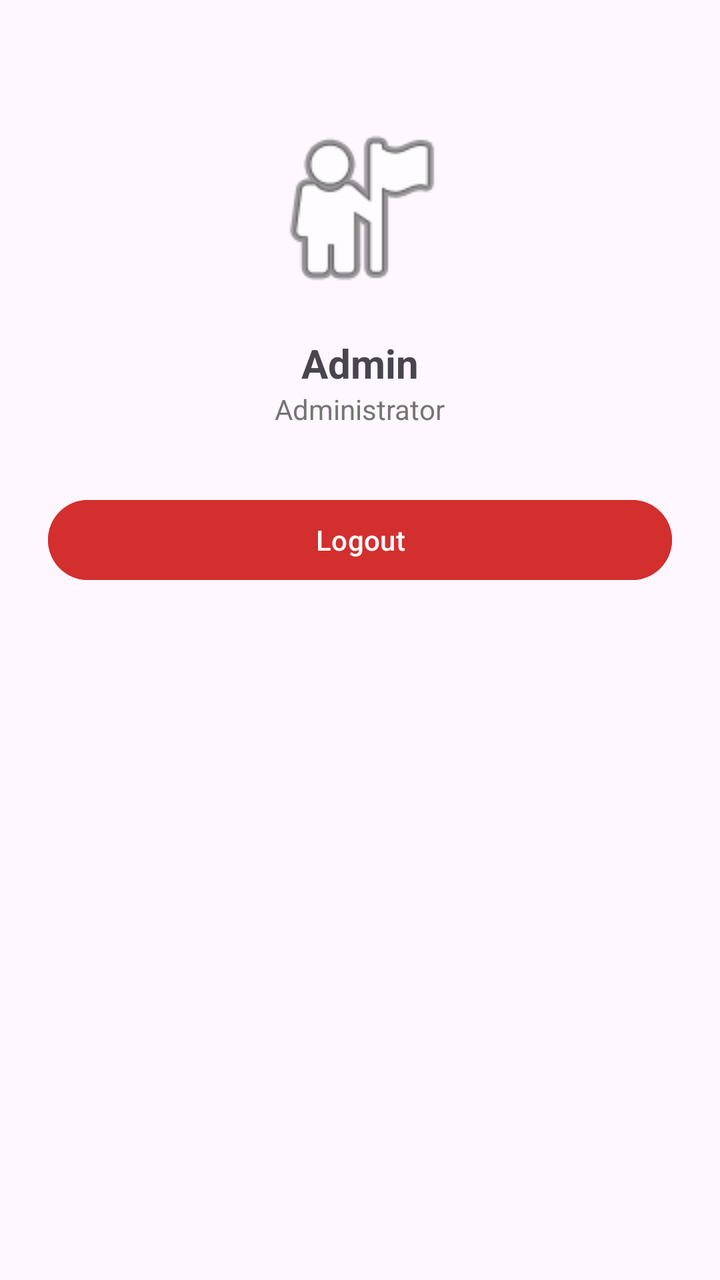
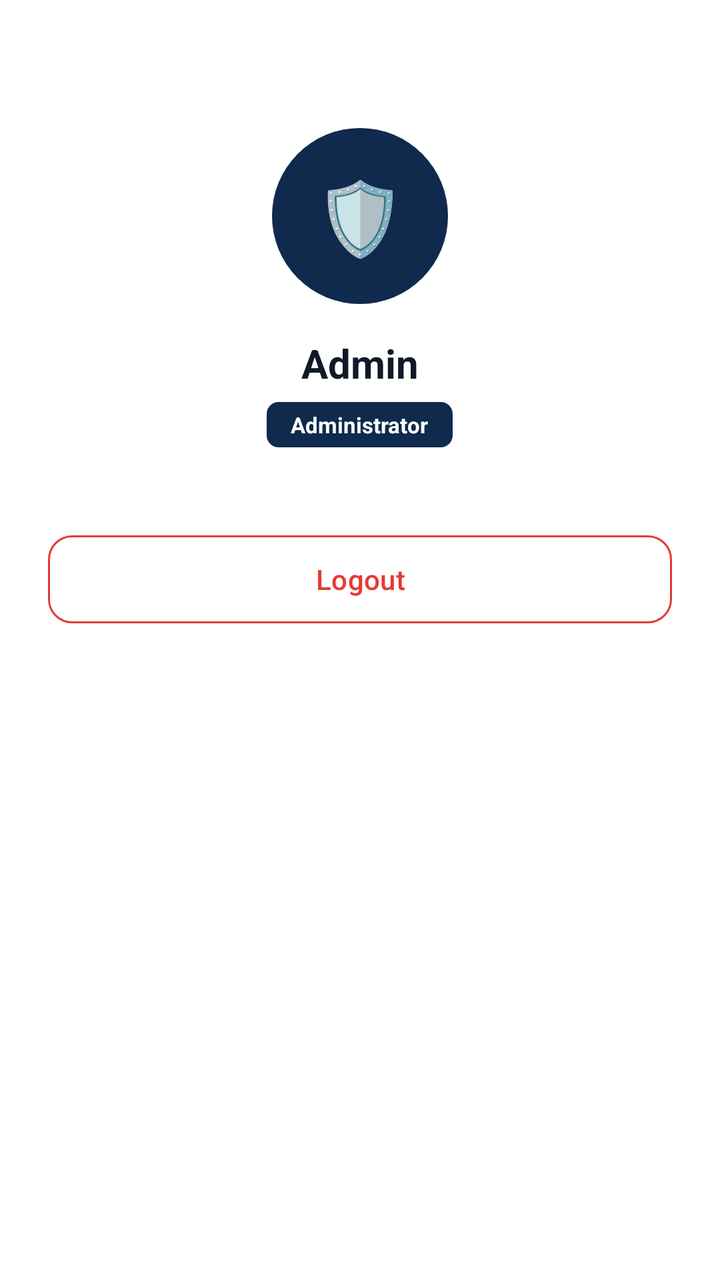

Before-and-after screenshots of an Android layout around one commit, followed by the original layout XML and the change that was made.
<!-- AndroidManifest.xml: application theme Theme.Proyek_MDP -->
<!-- res/layout/fragment_admin_profile.xml -->
<?xml version="1.0" encoding="utf-8"?>
<LinearLayout xmlns:android="http://schemas.android.com/apk/res/android"
    android:layout_width="match_parent"
    android:layout_height="match_parent"
    android:orientation="vertical"
    android:gravity="center_horizontal"
    android:padding="24dp">

    <ImageView
        android:layout_width="96dp"
        android:layout_height="96dp"
        android:layout_marginTop="32dp"
        android:layout_marginBottom="16dp"
        android:src="@android:drawable/ic_menu_myplaces"
        android:contentDescription="Admin avatar"/>

    <TextView
        android:id="@+id/tvAdminUsername"
        android:layout_width="wrap_content"
        android:layout_height="wrap_content"
        android:text="Admin"
        android:textSize="20sp"
        android:textStyle="bold"/>

    <TextView
        android:id="@+id/tvAdminRole"
        android:layout_width="wrap_content"
        android:layout_height="wrap_content"
        android:text="Administrator"
        android:textSize="14sp"
        android:textColor="#757575"
        android:layout_marginBottom="32dp"/>

    <Button
        android:id="@+id/btnLogout"
        android:layout_width="match_parent"
        android:layout_height="wrap_content"
        android:text="Logout"
        android:backgroundTint="#D32F2F"
        android:textColor="#FFFFFF"/>

</LinearLayout>
<!-- resources referenced by this layout -->
<resources>
  <style name="Theme.Proyek_MDP" parent="Base.Theme.Proyek_MDP" />
  <style name="Base.Theme.Proyek_MDP" parent="Theme.Material3.DayNight.NoActionBar">
          
          
      </style>
</resources>

<!-- the commit's change to res/layout/fragment_admin_profile.xml (unified diff, before → after) -->
@@ -1,24 +1,29 @@
 <?xml version="1.0" encoding="utf-8"?>
 <LinearLayout xmlns:android="http://schemas.android.com/apk/res/android"
+    xmlns:app="http://schemas.android.com/apk/res-auto"
     android:layout_width="match_parent"
     android:layout_height="match_parent"
+    android:background="#FFFFFF"
+    android:gravity="center_horizontal"
     android:orientation="vertical"
-    android:gravity="center_horizontal"
     android:padding="24dp">
 
-    <ImageView
-        android:layout_width="96dp"
-        android:layout_height="96dp"
-        android:layout_marginTop="32dp"
+    <TextView
+        android:layout_width="88dp"
+        android:layout_height="88dp"
+        android:layout_marginTop="40dp"
         android:layout_marginBottom="16dp"
-        android:src="@android:drawable/ic_menu_myplaces"
-        android:contentDescription="Admin avatar"/>
+        android:background="@drawable/bg_circle_navy"
+        android:gravity="center"
+        android:text="🛡️"
+        android:textSize="36sp"/>
 
     <TextView
         android:id="@+id/tvAdminUsername"
         android:layout_width="wrap_content"
         android:layout_height="wrap_content"
         android:text="Admin"
+        android:textColor="#111827"
         android:textSize="20sp"
         android:textStyle="bold"/>
 
@@ -26,17 +31,26 @@
         android:id="@+id/tvAdminRole"
         android:layout_width="wrap_content"
         android:layout_height="wrap_content"
+        android:layout_marginTop="6dp"
+        android:layout_marginBottom="40dp"
+        android:background="@drawable/bg_badge_navy"
+        android:paddingHorizontal="12dp"
+        android:paddingVertical="4dp"
         android:text="Administrator"
-        android:textSize="14sp"
-        android:textColor="#757575"
-        android:layout_marginBottom="32dp"/>
+        android:textColor="@android:color/white"
+        android:textSize="11sp"
+        android:textStyle="bold"/>
 
     <Button
         android:id="@+id/btnLogout"
         android:layout_width="match_parent"
-        android:layout_height="wrap_content"
+        android:layout_height="52dp"
+        android:backgroundTint="@android:color/white"
         android:text="Logout"
-        android:backgroundTint="#D32F2F"
-        android:textColor="#FFFFFF"/>
+        android:textAllCaps="false"
+        android:textColor="#E53935"
+        app:cornerRadius="12dp"
+        app:strokeColor="#E53935"
+        app:strokeWidth="1dp"/>
 
 </LinearLayout>
<!-- resource entries referenced after the edit -->
@@ -1,5 +1,17 @@
 <!-- resources referenced by this layout -->
 <resources>
+  <!-- drawable bg_badge_navy (drawable) -->
+  <?xml version="1.0" encoding="utf-8"?>
+  <shape xmlns:android="http://schemas.android.com/apk/res/android">
+      <solid android:color="#0F2A4D" />
+      <corners android:radius="6dp" />
+  </shape>
+  <!-- drawable bg_circle_navy (drawable) -->
+  <?xml version="1.0" encoding="utf-8"?>
+  <shape xmlns:android="http://schemas.android.com/apk/res/android"
+      android:shape="oval">
+      <solid android:color="#0F2A4D" />
+  </shape>
   <style name="Theme.Proyek_MDP" parent="Base.Theme.Proyek_MDP" />
   <style name="Base.Theme.Proyek_MDP" parent="Theme.Material3.DayNight.NoActionBar">
           
